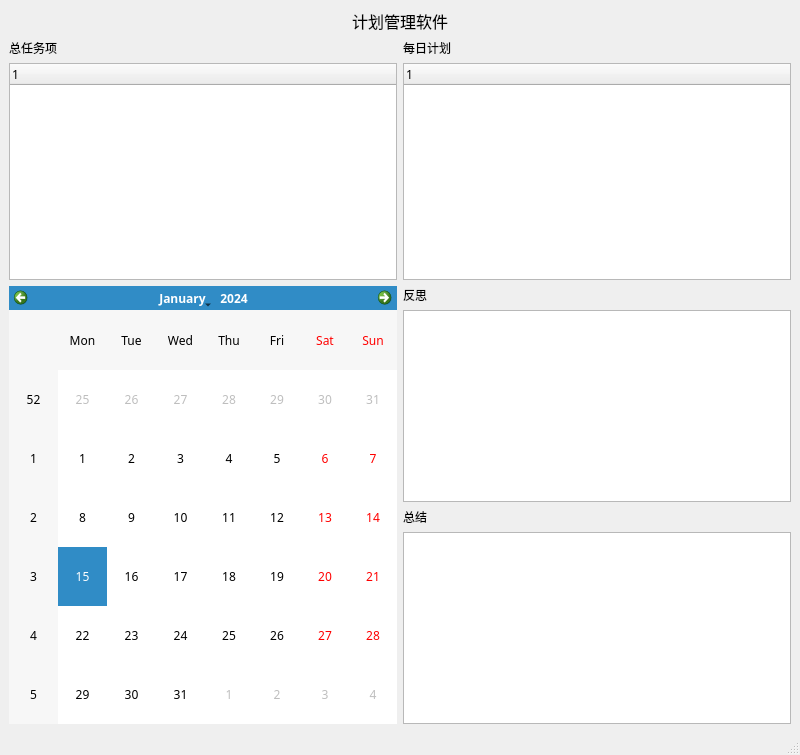
ZhaoYouBo/PlanManageQt, file mainwindow.ui: the form before one commit.
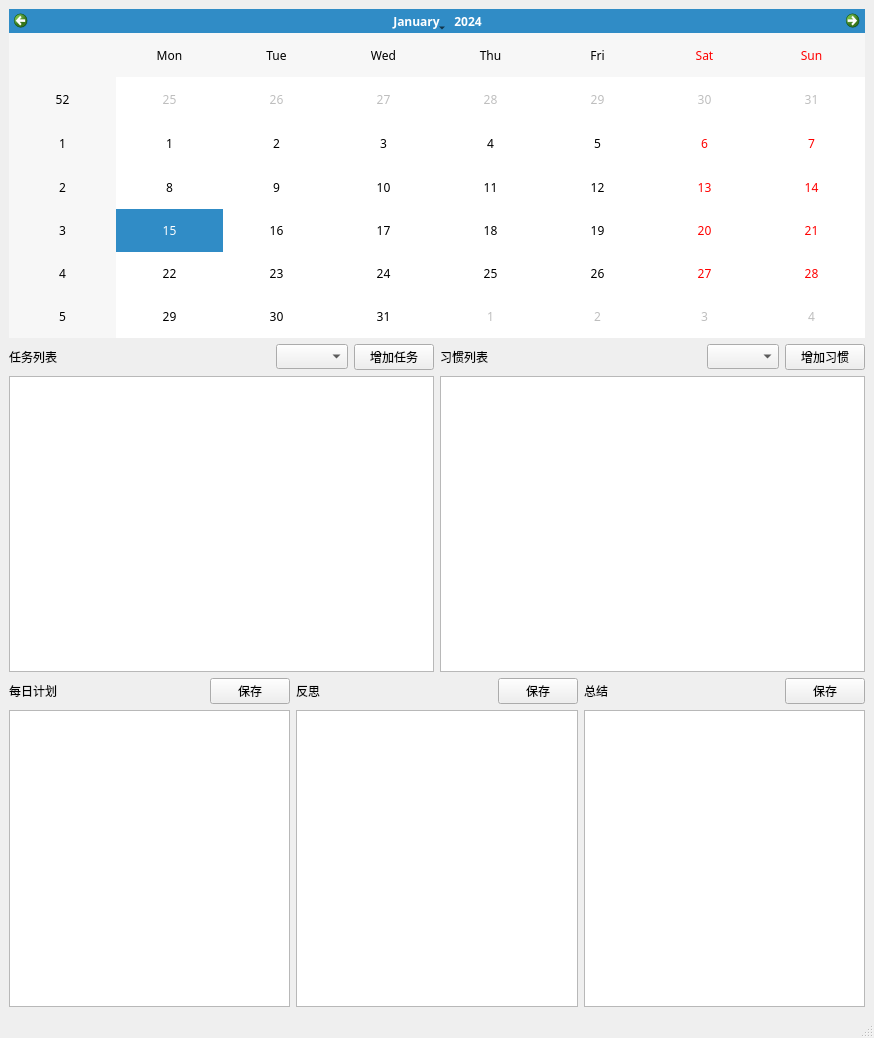
The form after the commit.

The edit to the form file:
```diff
--- a/mainwindow.ui
+++ b/mainwindow.ui
@@ -6,8 +6,8 @@
    <rect>
     <x>0</x>
     <y>0</y>
-    <width>800</width>
-    <height>755</height>
+    <width>874</width>
+    <height>1038</height>
    </rect>
   </property>
   <property name="font">
@@ -20,73 +20,10 @@
   </property>
   <widget class="QWidget" name="centralwidget">
    <layout class="QGridLayout" name="gridLayout">
-    <item row="0" column="0">
-     <layout class="QHBoxLayout" name="horizontalLayout">
+    <item row="3" column="0">
+     <layout class="QVBoxLayout" name="verticalLayout_3">
       <item>
-       <spacer name="horizontalSpacer">
-        <property name="orientation">
-         <enum>Qt::Orientation::Horizontal</enum>
-        </property>
-        <property name="sizeHint" stdset="0">
-         <size>
-          <width>40</width>
-          <height>20</height>
-         </size>
-        </property>
-       </spacer>
-      </item>
-      <item>
-       <widget class="QLabel" name="label">
-        <property name="font">
-         <font>
-          <family>新宋体</family>
-          <pointsize>12</pointsize>
-         </font>
-        </property>
-        <property name="text">
-         <string>计划管理软件</string>
-        </property>
-       </widget>
-      </item>
-      <item>
-       <spacer name="horizontalSpacer_2">
-        <property name="orientation">
-         <enum>Qt::Orientation::Horizontal</enum>
-        </property>
-        <property name="sizeHint" stdset="0">
-         <size>
-          <width>40</width>
-          <height>20</height>
-         </size>
-        </property>
-       </spacer>
-      </item>
-     </layout>
-    </item>
-    <item row="1" column="0">
-     <layout class="QHBoxLayout" name="horizontalLayout_3">
-      <item>
-       <layout class="QVBoxLayout" name="verticalLayout_4">
-        <item>
-         <widget class="QLabel" name="label_3">
-          <property name="text">
-           <string>总任务项</string>
-          </property>
-         </widget>
-        </item>
-        <item>
-         <widget class="QTreeWidget" name="treeWidget_task">
-          <column>
-           <property name="text">
-            <string notr="true">1</string>
-           </property>
-          </column>
-         </widget>
-        </item>
-       </layout>
-      </item>
-      <item>
-       <layout class="QVBoxLayout" name="verticalLayout_3">
+       <layout class="QHBoxLayout" name="horizontalLayout_5">
         <item>
          <widget class="QLabel" name="label_2">
           <property name="text">
@@ -95,57 +32,197 @@
          </widget>
         </item>
         <item>
-         <widget class="QTreeWidget" name="treeWidget_plan">
-          <column>
-           <property name="text">
-            <string notr="true">1</string>
-           </property>
-          </column>
+         <spacer name="horizontalSpacer_6">
+          <property name="orientation">
+           <enum>Qt::Orientation::Horizontal</enum>
+          </property>
+          <property name="sizeHint" stdset="0">
+           <size>
+            <width>40</width>
+            <height>20</height>
+           </size>
+          </property>
+         </spacer>
+        </item>
+        <item>
+         <widget class="QPushButton" name="pushButton_4">
+          <property name="text">
+           <string>保存</string>
+          </property>
          </widget>
         </item>
        </layout>
       </item>
+      <item>
+       <widget class="QTableView" name="tableView_plan"/>
+      </item>
      </layout>
     </item>
-    <item row="2" column="0">
-     <layout class="QHBoxLayout" name="horizontalLayout_2">
+    <item row="3" column="1">
+     <layout class="QVBoxLayout" name="verticalLayout_2">
       <item>
-       <widget class="QCalendarWidget" name="calendarWidget"/>
+       <layout class="QHBoxLayout" name="horizontalLayout_6">
+        <item>
+         <widget class="QLabel" name="label_5">
+          <property name="text">
+           <string>反思</string>
+          </property>
+         </widget>
+        </item>
+        <item>
+         <spacer name="horizontalSpacer_7">
+          <property name="orientation">
+           <enum>Qt::Orientation::Horizontal</enum>
+          </property>
+          <property name="sizeHint" stdset="0">
+           <size>
+            <width>40</width>
+            <height>20</height>
+           </size>
+          </property>
+         </spacer>
+        </item>
+        <item>
+         <widget class="QPushButton" name="pushButton_5">
+          <property name="text">
+           <string>保存</string>
+          </property>
+         </widget>
+        </item>
+       </layout>
       </item>
+      <item>
+       <widget class="QTextEdit" name="textEdit_reflection"/>
+      </item>
+     </layout>
+    </item>
+    <item row="3" column="2">
+     <layout class="QVBoxLayout" name="verticalLayout">
+      <item>
+       <layout class="QHBoxLayout" name="horizontalLayout_4">
+        <item>
+         <widget class="QLabel" name="label_4">
+          <property name="text">
+           <string>总结</string>
+          </property>
+         </widget>
+        </item>
+        <item>
+         <spacer name="horizontalSpacer_5">
+          <property name="orientation">
+           <enum>Qt::Orientation::Horizontal</enum>
+          </property>
+          <property name="sizeHint" stdset="0">
+           <size>
+            <width>40</width>
+            <height>20</height>
+           </size>
+          </property>
+         </spacer>
+        </item>
+        <item>
+         <widget class="QPushButton" name="pushButton_3">
+          <property name="text">
+           <string>保存</string>
+          </property>
+         </widget>
+        </item>
+       </layout>
+      </item>
+      <item>
+       <widget class="QTextEdit" name="textEdit_summary"/>
+      </item>
+     </layout>
+    </item>
+    <item row="2" column="0" colspan="3">
+     <layout class="QHBoxLayout" name="horizontalLayout_7">
       <item>
        <layout class="QVBoxLayout" name="verticalLayout_5">
         <item>
-         <layout class="QVBoxLayout" name="verticalLayout">
+         <layout class="QHBoxLayout" name="horizontalLayout_3">
           <item>
-           <widget class="QLabel" name="label_5">
+           <widget class="QLabel" name="label_3">
             <property name="text">
-             <string>反思</string>
+             <string>任务列表</string>
             </property>
            </widget>
           </item>
           <item>
-           <widget class="QTextEdit" name="textEdit_reflection"/>
+           <spacer name="horizontalSpacer_4">
+            <property name="orientation">
+             <enum>Qt::Orientation::Horizontal</enum>
+            </property>
+            <property name="sizeHint" stdset="0">
+             <size>
+              <width>40</width>
+              <height>20</height>
+             </size>
+            </property>
+           </spacer>
           </item>
+          <item>
+           <widget class="QComboBox" name="comboBox_task"/>
+          </item>
+          <item>
+           <widget class="QPushButton" name="pushButton_add_task">
+            <property name="text">
+             <string>增加任务</string>
+            </property>
+           </widget>
+          </item>
          </layout>
         </item>
         <item>
-         <layout class="QVBoxLayout" name="verticalLayout_2">
+         <widget class="QTableView" name="tableView_task"/>
+        </item>
+       </layout>
+      </item>
+      <item>
+       <layout class="QVBoxLayout" name="verticalLayout_4">
+        <item>
+         <layout class="QHBoxLayout" name="horizontalLayout_2">
           <item>
-           <widget class="QLabel" name="label_4">
+           <widget class="QLabel" name="label_6">
             <property name="text">
-             <string>总结</string>
+             <string>习惯列表</string>
             </property>
            </widget>
           </item>
           <item>
-           <widget class="QTextEdit" name="textEdit_summary"/>
+           <spacer name="horizontalSpacer_3">
+            <property name="orientation">
+             <enum>Qt::Orientation::Horizontal</enum>
+            </property>
+            <property name="sizeHint" stdset="0">
+             <size>
+              <width>40</width>
+              <height>20</height>
+             </size>
+            </property>
+           </spacer>
           </item>
+          <item>
+           <widget class="QComboBox" name="comboBox_habit"/>
+          </item>
+          <item>
+           <widget class="QPushButton" name="pushButton_add_habit">
+            <property name="text">
+             <string>增加习惯</string>
+            </property>
+           </widget>
+          </item>
          </layout>
         </item>
+        <item>
+         <widget class="QTableView" name="tableView_habit"/>
+        </item>
        </layout>
       </item>
      </layout>
     </item>
+    <item row="1" column="0" colspan="3">
+     <widget class="QCalendarWidget" name="calendarWidget"/>
+    </item>
    </layout>
   </widget>
   <widget class="QMenuBar" name="menubar">
```
Left out of the diff: 2 changed lines with no effect on the pictures.
